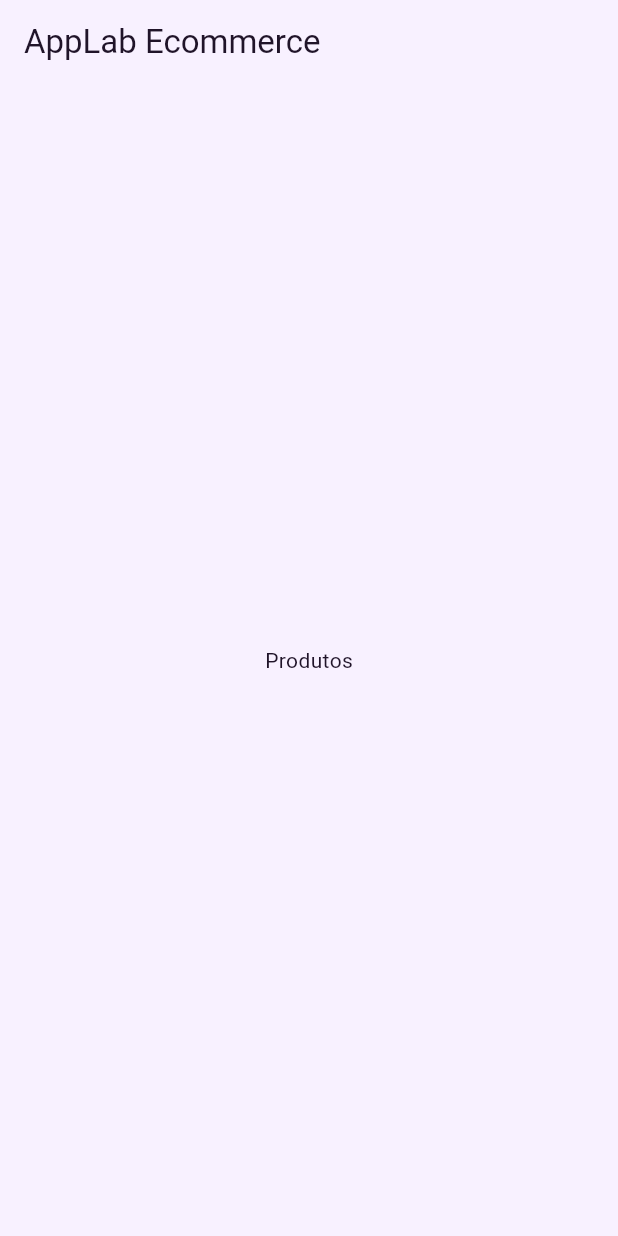
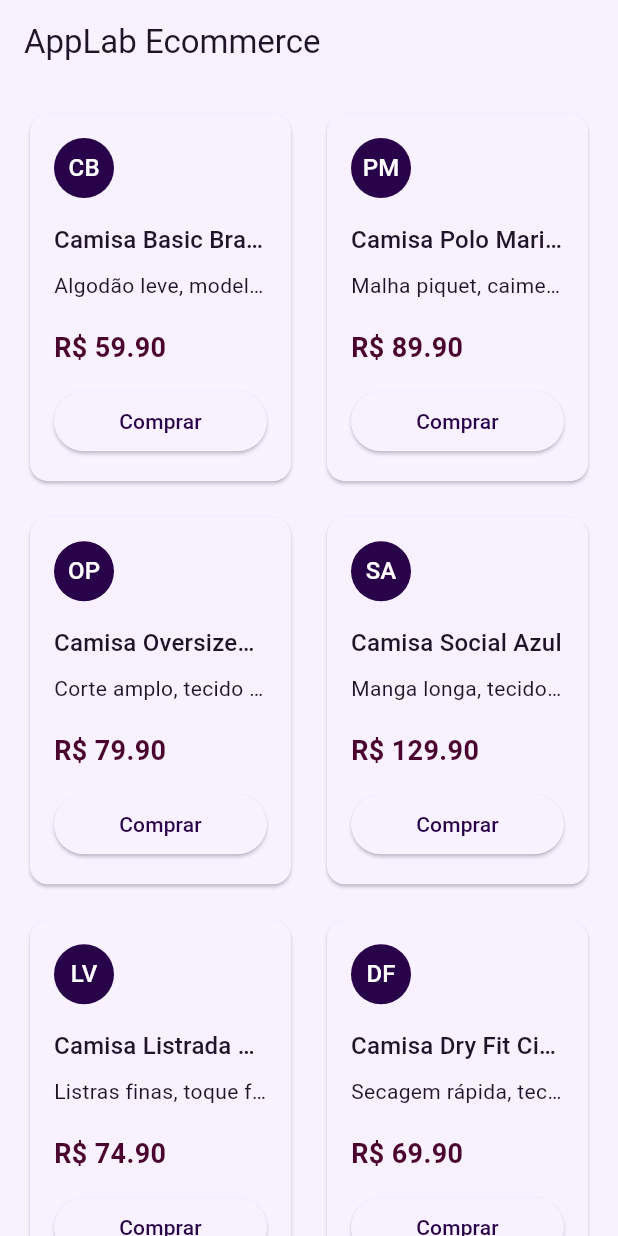
Before and after one commit to AppLab-Mobile-UFRN-2026-1/App-E-commerce, a Flutter app: the ProductsScreen screen opened directly, on a phone screen of 412 x 824 dp. Run offline on Flutter 3.47's test engine with Material 3 defaults, Android fonts, the light colour scheme and no system bars.

Commit message:
Criação da Tela de Produtos

```diff
--- /dev/null
+++ b/lib/src/data/sample_products.dart
@@ -0,0 +1,40 @@
+import '../models/product.dart';
+
+const sampleProducts = <Product>[
+  Product(
+    name: 'Camisa Basic Branca',
+    description: 'Algodão leve, modelagem regular e gola redonda.',
+    price: 59.90,
+    icon: 'CB',
+  ),
+  Product(
+    name: 'Camisa Polo Marinho',
+    description: 'Malha piquet, caimento clássico e acabamento canelado.',
+    price: 89.90,
+    icon: 'PM',
+  ),
+  Product(
+    name: 'Camisa Oversized Preta',
+    description: 'Corte amplo, tecido encorpado e visual urbano.',
+    price: 79.90,
+    icon: 'OP',
+  ),
+  Product(
+    name: 'Camisa Social Azul',
+    description: 'Manga longa, tecido macio e ideal para rotina formal.',
+    price: 129.90,
+    icon: 'SA',
+  ),
+  Product(
+    name: 'Camisa Listrada Verde',
+    description: 'Listras finas, toque fresco e composição casual.',
+    price: 74.90,
+    icon: 'LV',
+  ),
+  Product(
+    name: 'Camisa Dry Fit Cinza',
+    description: 'Secagem rápida, tecido respirável e proteção para treino.',
+    price: 69.90,
+    icon: 'DF',
+  ),
+];
--- /dev/null
+++ b/lib/src/models/product.dart
@@ -0,0 +1,15 @@
+class Product {
+  const Product({
+    required this.name,
+    required this.description,
+    required this.price,
+    required this.icon,
+  });
+
+  final String name;
+  final String description;
+  final double price;
+  final String icon;
+
+  String get formattedPrice => 'R\$ ${price.toStringAsFixed(2)}';
+}
--- a/lib/src/screens/products_screen.dart
+++ b/lib/src/screens/products_screen.dart
@@ -1,4 +1,7 @@
 import 'package:flutter/material.dart';
+
+import '../data/sample_products.dart';
+import '../widgets/product_card.dart';
 
 class ProductsScreen extends StatelessWidget {
   const ProductsScreen({super.key});
@@ -9,8 +12,29 @@ class ProductsScreen extends StatelessWidget {
       appBar: AppBar(
         title: const Text('AppLab Ecommerce'),
       ),
-      body: const Center(
-        child: Text('Produtos'),
+      body: LayoutBuilder(
+        builder: (context, constraints) {
+          final width = constraints.maxWidth;
+          final crossAxisCount = width >= 900
+              ? 4
+              : width >= 640
+                  ? 3
+                  : 2;
+
+          return GridView.builder(
+            padding: const EdgeInsets.all(16),
+            itemCount: sampleProducts.length,
+            gridDelegate: SliverGridDelegateWithFixedCrossAxisCount(
+              crossAxisCount: crossAxisCount, // quantidade de colunas
+              crossAxisSpacing: 16, // espaco horizontal entre os cards
+              mainAxisSpacing: 16, // espaco vertical entre os cards
+              childAspectRatio: width < 420 ? 0.72 : 0.82, // largura / altura
+            ),
+            itemBuilder: (context, index) {
+              return ProductCard(product: sampleProducts[index]);
+            },
+          );
+        },
       ),
     );
   }
--- /dev/null
+++ b/lib/src/widgets/product_card.dart
@@ -0,0 +1,65 @@
+import 'package:flutter/material.dart';
+
+import '../models/product.dart';
+
+class ProductCard extends StatelessWidget {
+  const ProductCard({
+    required this.product,
+    super.key,
+  });
+
+  final Product product;
+
+  @override
+  Widget build(BuildContext context) {
+    final colorScheme = Theme.of(context).colorScheme;
+
+    return Card(
+      child: Padding(
+        padding: const EdgeInsets.all(16),
+        child: Column(
+          crossAxisAlignment: CrossAxisAlignment.start,
+          children: [
+            CircleAvatar(
+              backgroundColor: colorScheme.primary,
+              foregroundColor: colorScheme.onPrimary,
+              child: Text(product.icon),
+            ),
+            const SizedBox(height: 16),
+            Text(
+              product.name,
+              maxLines: 1,
+              overflow: TextOverflow.ellipsis,
+              style: Theme.of(context).textTheme.titleMedium,
+            ),
+            const SizedBox(height: 8),
+            Expanded(
+              child: Text(
+                product.description,
+                maxLines: 1,
+                overflow: TextOverflow.ellipsis,
+              ),
+            ),
+            const SizedBox(height: 12),
+            Text(
+              product.formattedPrice,
+              style: TextStyle(
+                color: colorScheme.secondary,
+                fontSize: 18,
+                fontWeight: FontWeight.bold,
+              ),
+            ),
+            const SizedBox(height: 12),
+            SizedBox(
+              width: double.infinity,
+              child: ElevatedButton(
+                onPressed: () {},
+                child: const Text('Comprar'),
+              ),
+            ),
+          ],
+        ),
+      ),
+    );
+  }
+}
```
